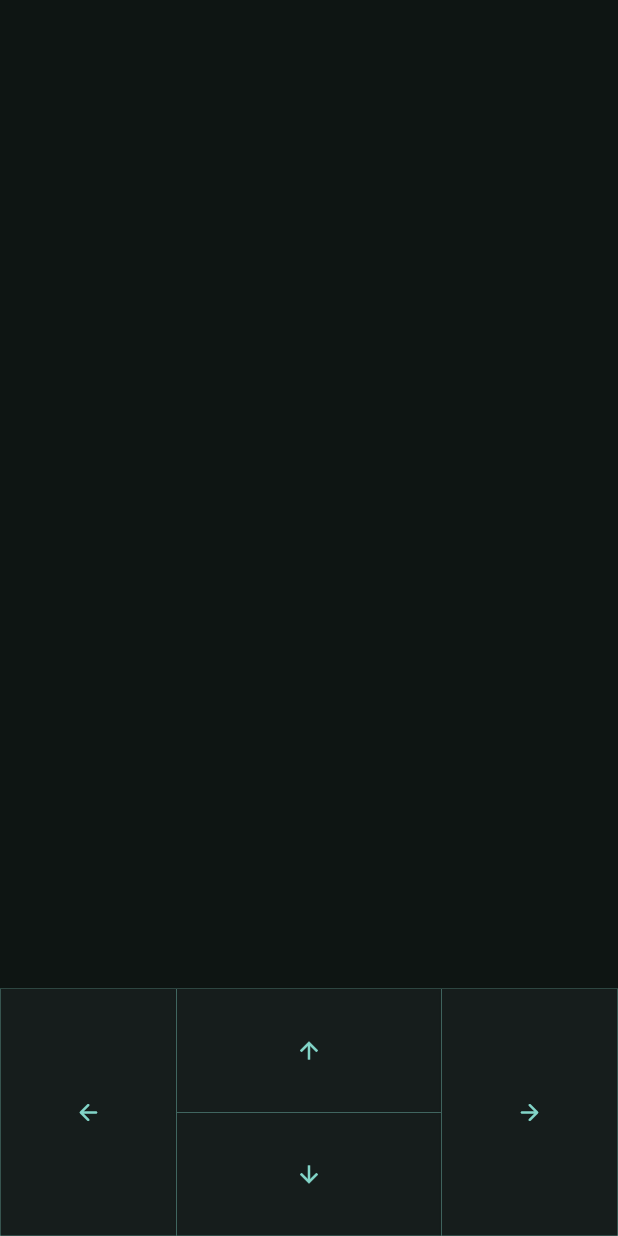
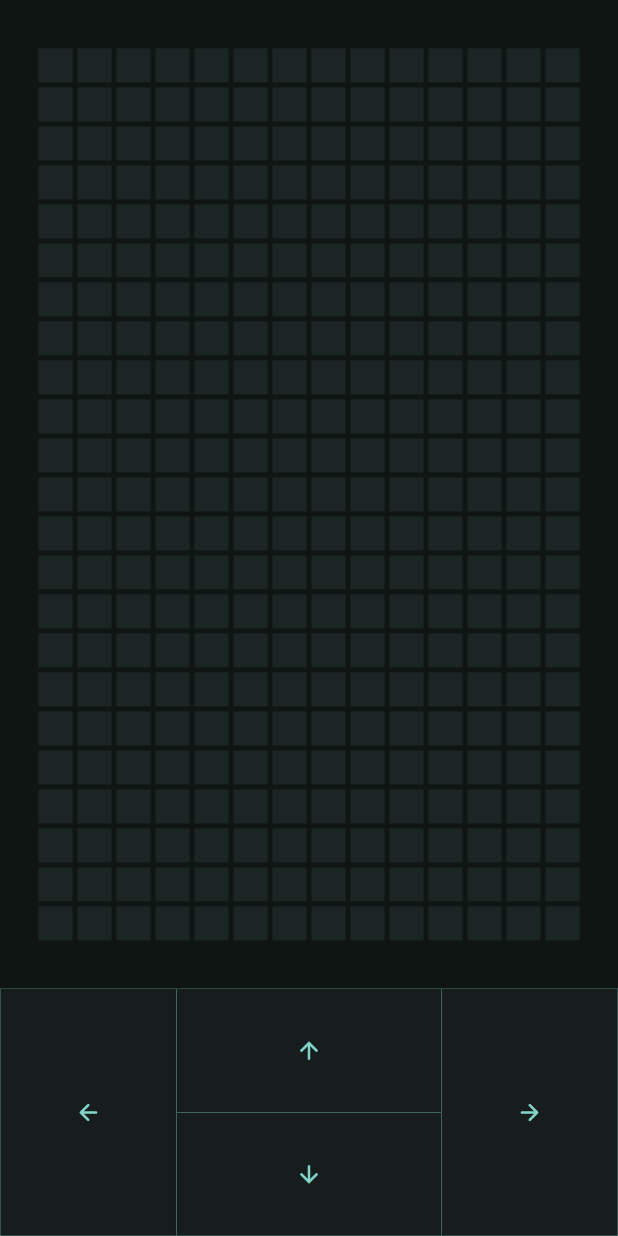
Before and after one commit to MoazSalem/Snake_Flutter_Game, a Flutter app: the GameView screen opened by its route, on a phone screen of 412 x 824 dp. Run offline on Flutter 3.47's test engine with Material 2 defaults, Android fonts, the phone set to English and light mode, and no system bars; our stand-ins replace flutter_svg.

Commit message:
game board view done

```diff
--- a/lib/features/game/presentation/game_view.dart
+++ b/lib/features/game/presentation/game_view.dart
@@ -6,6 +6,6 @@ class GameView extends StatelessWidget {
 
   @override
   Widget build(BuildContext context) {
-    return const Scaffold(body: Center(child: GameViewBody()));
+    return const Scaffold(body: Center(child: SafeArea(child: GameViewBody())));
   }
 }
--- /dev/null
+++ b/lib/features/game/presentation/widgets/game_board.dart
@@ -0,0 +1,36 @@
+import 'package:flutter/material.dart';
+
+class GameBoard extends StatefulWidget {
+  const GameBoard({Key? key}) : super(key: key);
+
+  @override
+  State<GameBoard> createState() => _GameBoardState();
+}
+
+class _GameBoardState extends State<GameBoard> {
+  @override
+  Widget build(BuildContext context) {
+    int hNum = (MediaQuery.of(context).size.width * 0.036).toInt();
+    int vNum = (hNum * 1.65).toInt();
+    return Center(
+      child: GridView.builder(
+          padding: const EdgeInsets.symmetric(horizontal: 24.0),
+          itemCount: hNum * vNum,
+          shrinkWrap: true,
+          physics: const NeverScrollableScrollPhysics(),
+          itemBuilder: (BuildContext context, int index) {
+            return Padding(
+              padding: EdgeInsets.all(vNum / hNum),
+              child: Container(
+                width: 10,
+                height: 10,
+                color: const Color(0xff1b2523),
+              ),
+            );
+          },
+          gridDelegate: SliverGridDelegateWithFixedCrossAxisCount(
+            crossAxisCount: hNum,
+          )),
+    );
+  }
+}
--- a/lib/features/game/presentation/widgets/game_view_body.dart
+++ b/lib/features/game/presentation/widgets/game_view_body.dart
@@ -1,4 +1,5 @@
 import 'package:flutter/material.dart';
+import 'package:snake/features/game/presentation/widgets/game_board.dart';
 import 'controller.dart';
 
 class GameViewBody extends StatefulWidget {
@@ -11,12 +12,12 @@ class GameViewBody extends StatefulWidget {
 class _GameViewBodyState extends State<GameViewBody> {
   @override
   Widget build(BuildContext context) {
-    return Column(
+    return const Column(
       children: [
         Expanded(
-          child: Container(),
+          child: GameBoard(),
         ),
-        const Controller(),
+        Controller(),
       ],
     );
   }
```
